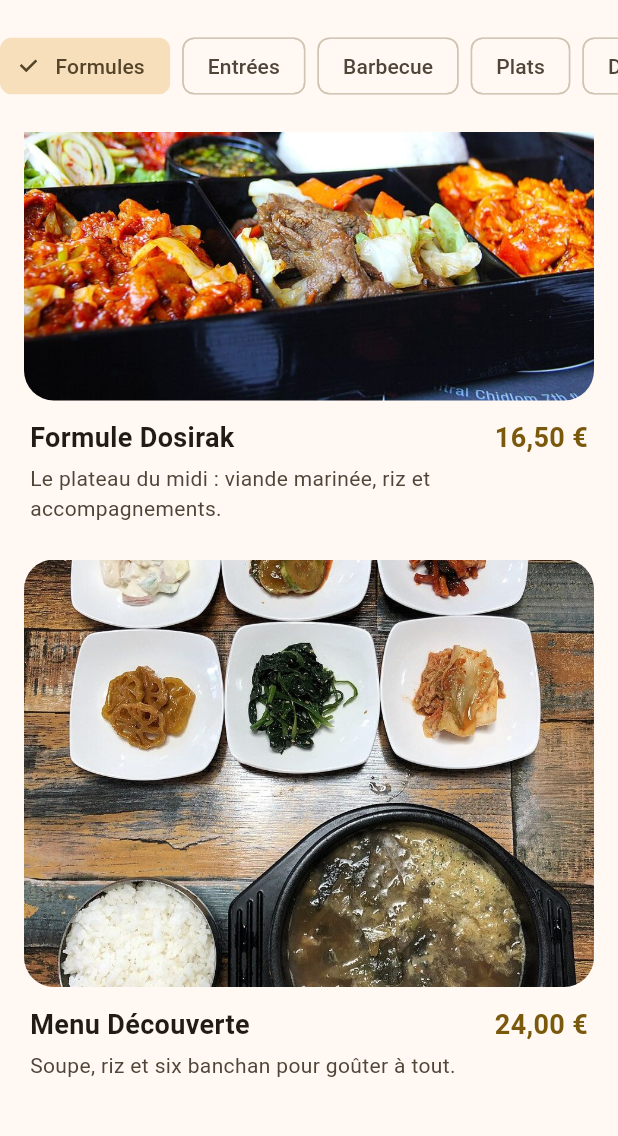
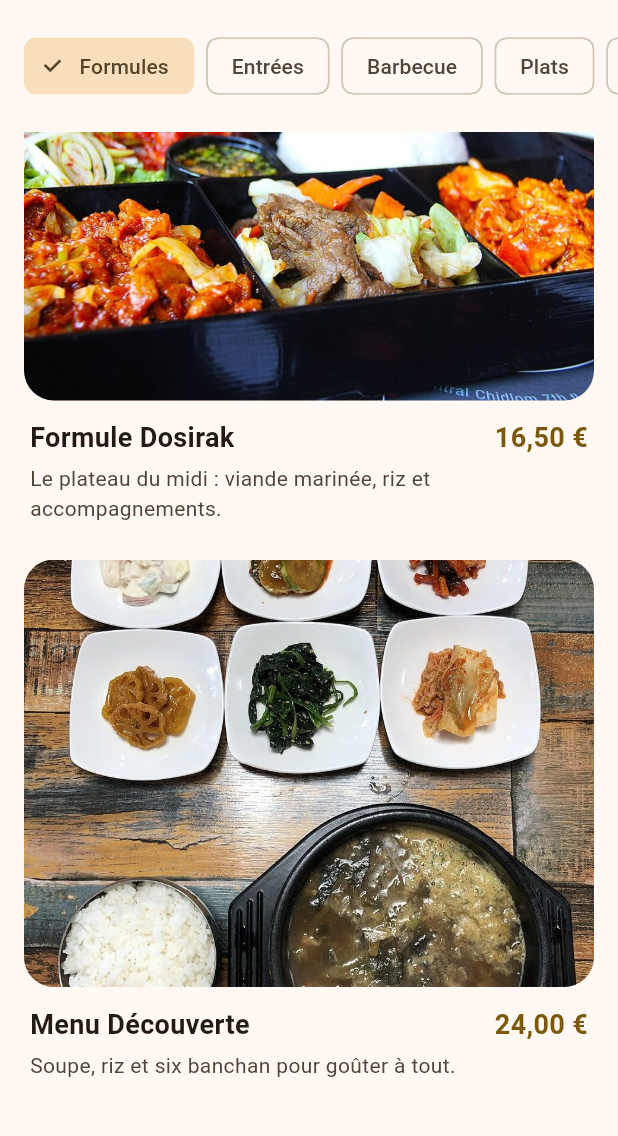
Before and after one commit to maknaeq/gold-bbq, a Flutter app: the screen it shows after launch, scrolled down 485 dp, on a phone screen of 412 x 824 dp, the part 84-1220 px from its top. Run offline on Flutter 3.47's test engine with Material 3 defaults, Android fonts, the phone set to English and light mode, and no system bars.

Commit message:
fixup! Ajout du widget de la scroll bar de category

```diff
--- a/lib/widgets/category_bar.dart
+++ b/lib/widgets/category_bar.dart
@@ -20,7 +20,7 @@ class CategoryBar extends StatelessWidget {
       alignment: Alignment.centerLeft,
       child: SingleChildScrollView(
         scrollDirection: Axis.horizontal,
-        padding: const EdgeInsets.symmetric(horizontal: 0, vertical: 20),
+        padding: const EdgeInsets.symmetric(horizontal: 16, vertical: 20),
         child: Row(
           spacing: 8,
           children: List.generate(categories.length, (index) {
```
